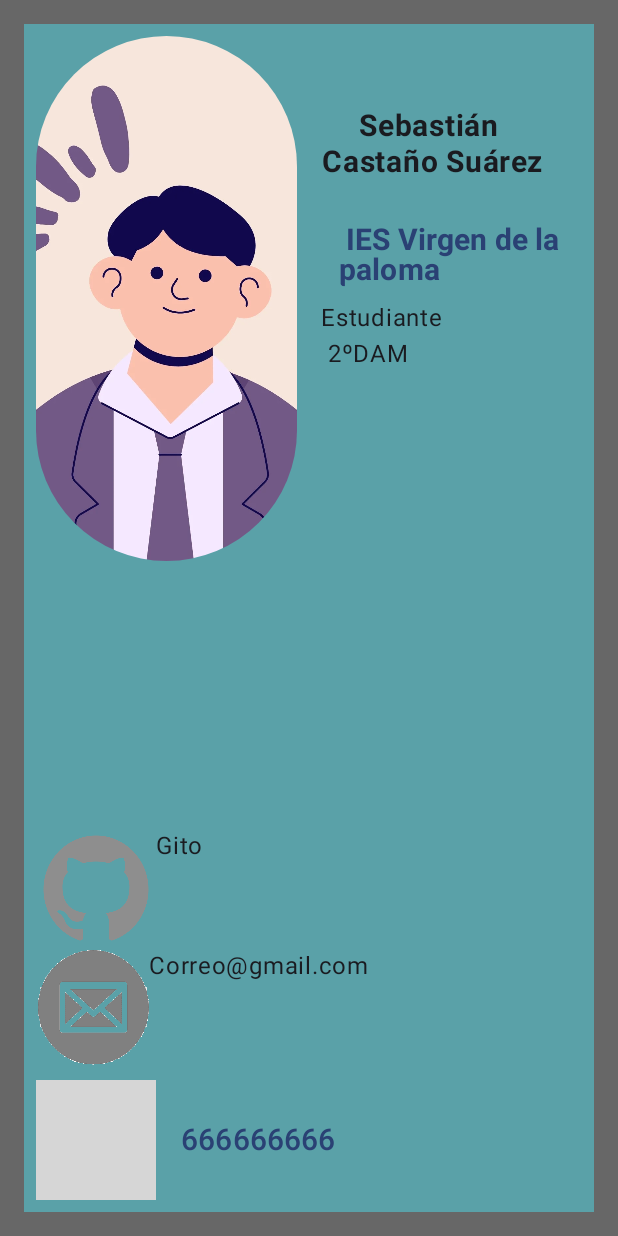
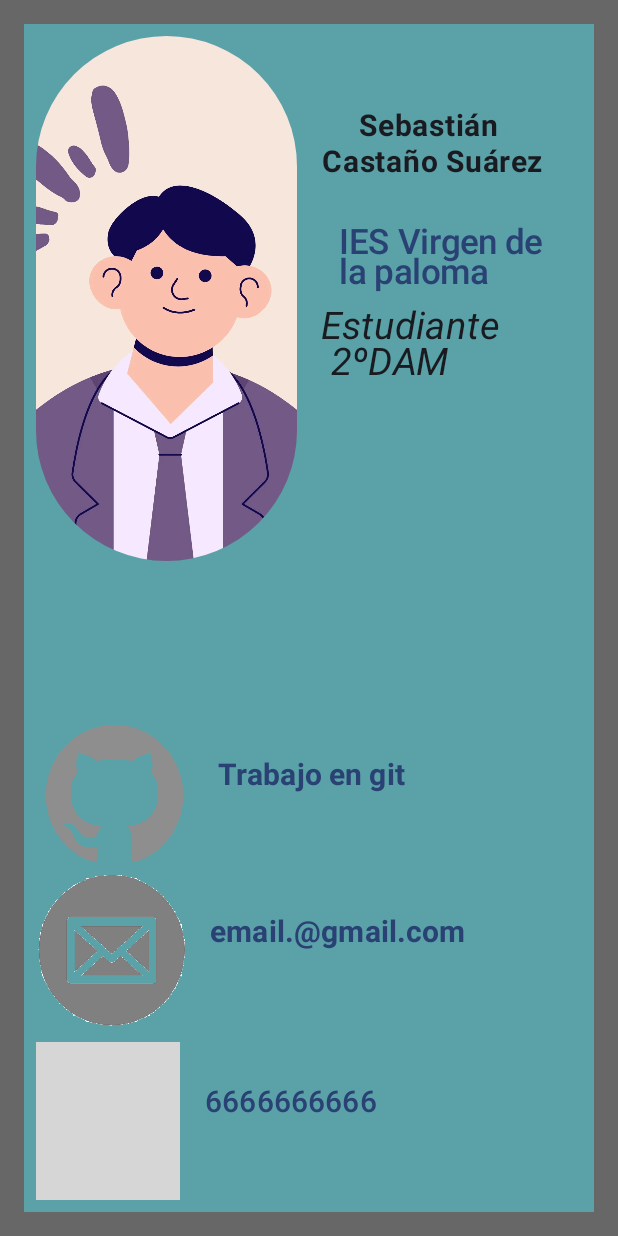
Before and after one commit to SebastianCastanoSuarez1/TarjetaPresentacion, an Android app built with Jetpack Compose: the screen it shows after launch (MainActivity), on a phone screen of 412 x 824 dp. Run offline under Robolectric (Android 15) with nearby library versions, the phone set to English and light mode, and no system bars; grey boxes are pictures that could not be loaded.

Commit message:
links, horizontal y algo mas

```diff
--- a/app/src/main/java/com/example/tarjetapresentacion/MainActivity.kt
+++ b/app/src/main/java/com/example/tarjetapresentacion/MainActivity.kt
@@ -27,6 +27,7 @@ import androidx.compose.ui.graphics.Color
 import androidx.compose.ui.layout.ContentScale
 import androidx.compose.ui.platform.LocalContext
 import androidx.compose.ui.res.painterResource
+import androidx.compose.ui.text.font.FontStyle
 import androidx.compose.ui.text.font.FontWeight
 import androidx.compose.ui.text.style.TextAlign
 import androidx.compose.ui.tooling.preview.Preview
@@ -44,7 +45,7 @@ class MainActivity : ComponentActivity() {
                 Surface(
                     modifier = Modifier.fillMaxSize(), color = MaterialTheme.colorScheme.background
                 ) {
-                    TarjetaVertical("Android")
+                    Pantalla()
                 }
             }
         }
@@ -55,17 +56,29 @@ class MainActivity : ComponentActivity() {
 @Composable
 fun GreetingPreview() {
     TarjetaPresentacionTheme {
-        TarjetaVertical("Android")
+        Pantalla()
     }
 }
 
 @Composable
 fun Pantalla() {
     BoxWithConstraints {
-        if (maxWidth > 500.dp) {
-            TarjetaVertical(name = "arroz")
+        if (maxWidth < 500.dp) {
+            TarjetaVertical(
+                "\n\nSebastián \nCastaño Suárez",
+                "IES Virgen de la paloma",
+                "Estudiante \n 2ºDAM",
+                "Trabajo en git",
+                "6666666666"
+            )
         } else {
-
+            TarjetaHorizontal(
+                "Sebastián \nCastaño Suárez",
+                "IES Virgen de la paloma",
+                "Estudiante \n\n 2ºDAM",
+                "Trabajo en git",
+                "+346666666666"
+            )
         }
     }
 
@@ -73,7 +86,105 @@ fun Pantalla() {
 
 
 @Composable
-fun TarjetaVertical(name: String, modifier: Modifier = Modifier) {
+fun TarjetaVertical(
+    name: String,
+    centro: String,
+    estudiante: String,
+    git: String,
+    numero: String,
+    modifier: Modifier = Modifier
+) {
+    Column(
+        modifier = modifier
+            .fillMaxSize()
+            .background(Color(103, 103, 103))
+            .padding(16.dp)
+    ) {
+        Row(
+            Modifier
+                .weight(2f)
+                .fillMaxSize()
+                .background(Color(90, 161, 168))
+        ) {
+            Column(
+                Modifier
+                    .weight(1f)
+                    .padding(8.dp)
+            ) {
+                FotoPerfil()
+            }
+            Column(
+                modifier = Modifier
+                    .weight(1f)
+                    .fillMaxSize()
+                    .padding(8.dp),
+            ) {
+
+                Text(
+                    text = name,
+                    modifier = Modifier,
+                    fontWeight = FontWeight.Bold,
+                    textAlign = TextAlign.Center,
+                    fontSize = 20.sp
+
+
+                )
+                BotonCentroVertical(centro)
+                Text(
+                    text = estudiante, modifier = Modifier
+                        .fillMaxSize()
+                        .weight(1f),
+                    fontSize = 25.sp,
+                    textAlign = TextAlign.Start,
+                    fontStyle = FontStyle.Italic
+                )
+            }
+        }
+        Column(
+            Modifier
+                .fillMaxSize()
+                .weight(1.5f)
+                .background(Color(90, 161, 168))
+                .padding(8.dp)
+        ) {
+            Row(
+                Modifier
+                    .weight(1f)
+                    .fillMaxSize()
+            ) {
+                IconoGit()
+                BotonGit(git)
+            }
+            Row(
+                Modifier
+                    .weight(1f)
+                    .fillMaxSize()
+            ) {
+                IconoCorreo()
+                BotonCorreo("sebastian.castano2@educa.madrid.org")
+            }
+            Spacer(modifier = Modifier.height(8.dp))
+            Row(
+                Modifier
+                    .weight(1f)
+                    .fillMaxSize()
+            ) {
+                IconoNumero()
+                BotonNumero(numero)
+            }
+        }
+    }
+}
+
+@Composable
+fun TarjetaHorizontal(
+    name: String,
+    centro: String,
+    estudiante: String,
+    git: String,
+    numero: String,
+    modifier: Modifier = Modifier
+) {
     Column(
         modifier = modifier
             .fillMaxSize()
@@ -90,51 +201,21 @@ fun TarjetaVertical(name: String, modifier: Modifier = Modifier) {
                 Modifier
                     .weight(1f)
                     .fillMaxSize()
-                    .padding(8.dp)
+            ) {
+                Column(
+                    Modifier
+                        .weight(2f)
+                        .fillMaxSize()
                 ) {
                     FotoPerfil()
                 }
-            Column(
-                modifier = Modifier
-                    .weight(1f)
-                    .fillMaxSize()
-                    .padding(8.dp),
-            ) {
-
-                Text(
-                    text = "\n\nSebastián \nCastaño Suárez",
-                    modifier = Modifier,
-                    fontWeight = FontWeight.Bold,
-                    textAlign = TextAlign.Center,
-                    fontSize = 20.sp
-                )
-                BotonCentro("IES Virgen de la paloma")
-
-                //      Text(
-                //        text = "Ies Virgen de la Paloma\nEstudiante 2 DAM",
-                //      modifier = Modifier.weight(2f)
-                Text(
-                    text = "Estudiante \n 2ºDAM", modifier = Modifier.fillMaxSize(),
-                    textAlign = TextAlign.Left,
-                )
-            }
-        }
-        Column(
-            Modifier
-                .fillMaxSize()
-                .weight(1f)
-                .background(Color(90, 161, 168))
-                .padding(8.dp)
-        ) {
                 Row(
                     Modifier
                         .weight(1f)
                         .fillMaxSize()
                 ) {
                     IconoGit()
-                Text(
-                    text = "Gito", modifier = Modifier.fillMaxSize()
-                )
+                    BotonGit(git)
                 }
                 Row(
                     Modifier
@@ -142,27 +223,49 @@ fun TarjetaVertical(name: String, modifier: Modifier = Modifier) {
                         .fillMaxSize()
                 ) {
                     IconoCorreo()
-                Text(
-                    text = "Correo@gmail.com", modifier = Modifier.fillMaxSize()
-                )
+                    BotonCorreo("sebastian.castano2@educa.madrid.org")
                 }
-            Spacer(modifier = Modifier.height(8.dp))
                 Row(
                     Modifier
                         .weight(1f)
                         .fillMaxSize()
                 ) {
                     IconoNumero()
-                BotonNumero("666666666")
+                    BotonNumero(numero)
                 }
+            }
+            Column(
+                modifier = Modifier
+                    .weight(1f)
+                    .fillMaxSize()
+                    .background(Color(90, 161, 168))
+                    .padding(8.dp),
+            ) {
 
+                Text(
+                    text = name,
+                    modifier = Modifier.fillMaxSize().weight(1f),
+                    fontWeight = FontWeight.Bold,
+                    textAlign = TextAlign.Start,
+                    fontSize = 30.sp
+
+
+                )
+                BotonCentroHorizontal(centro)
+                Text(
+                    text = estudiante, modifier = Modifier
+                        .fillMaxSize()
+                        .weight(2f),
+                    fontSize = 30.sp,
+                    textAlign = TextAlign.Start, fontStyle = FontStyle.Italic
+                )
+            }
         }
     }
 }
 
-
 @Composable
-fun BotonNumero(numero: String, modifier: Modifier = Modifier) {
+fun BotonNumero(numero: String) {
     val localContext = LocalContext.current
     TextButton(onClick = {
         val textPhone = "tel: $numero"
@@ -175,7 +278,7 @@ fun BotonNumero(numero: String, modifier: Modifier = Modifier) {
 }
 
 @Composable
-fun BotonCentro(centro: String) {
+fun BotonCentroVertical(centro: String, modifier: Modifier=Modifier, ) {
     val localContext = LocalContext.current
     val url = "https://www.palomafp.org/"
     TextButton(onClick = {
@@ -185,17 +288,17 @@ fun BotonCentro(centro: String) {
         startActivity(localContext, intento, null)
     }) {
         Text(
-            text = "\n $centro",
+            text = "\n$centro",
             modifier = Modifier
                 .weight(1f),
-            fontSize = 20.sp,
-            fontWeight = FontWeight.Bold,
-            textAlign = TextAlign.Left
+            fontSize = 23.sp,
+            textAlign = TextAlign.Start
+
         )
     }
 }
 @Composable
-fun BotonGit(centro: String) {
+fun BotonCentroHorizontal(centro: String,modifier: Modifier=Modifier, ) {
     val localContext = LocalContext.current
     val url = "https://www.palomafp.org/"
     TextButton(onClick = {
@@ -205,8 +308,32 @@ fun BotonGit(centro: String) {
         startActivity(localContext, intento, null)
     }) {
         Text(
-            text = "\n $centro",
+            text = "\n$centro",
             modifier = Modifier
+                .weight(1f),
+            fontSize = 30.sp,
+            textAlign = TextAlign.Start
+
+        )
+    }
+}
+
+
+
+@Composable
+fun BotonGit(git: String) {
+    val localContext = LocalContext.current
+    val url = "https://github.com/SebastianCastanoSuarez1/TarjetaPresentacion"
+    TextButton(onClick = {
+        val intento = Intent()
+        intento.data = Uri.parse(url)
+        intento.action = Intent.ACTION_VIEW
+        startActivity(localContext, intento, null)
+    }) {
+        Text(
+            text = "\n $git",
+            modifier = Modifier
+                .fillMaxSize()
                 .weight(1f),
             fontSize = 20.sp,
             fontWeight = FontWeight.Bold,
@@ -216,7 +343,30 @@ fun BotonGit(centro: String) {
 }
 
 @Composable
-fun FotoPerfil(modifier: Modifier = Modifier) {
+fun BotonCorreo(mail:String) {
+    val email: String = "email.@gmail.com"
+    val localContext = LocalContext.current
+    TextButton(onClick = {
+        val intentMail = Intent(Intent.ACTION_SEND, Uri.parse(email))
+        intentMail.type = "plain/text"
+        intentMail.putExtra(Intent.EXTRA_SUBJECT, "titulo del mail")
+        intentMail.putExtra(Intent.EXTRA_EMAIL, arrayOf(mail))
+        startActivity(localContext, intentMail, null)
+    }) {
+        Text(
+            text = "\n $email",
+            modifier = Modifier
+                .fillMaxSize()
+                .weight(1f),
+            fontSize = 20.sp,
+            fontWeight = FontWeight.Bold,
+            textAlign = TextAlign.Left
+        )
+    }
+}
+
+@Composable
+fun FotoPerfil() {
     val image = painterResource(R.drawable.foto_perfil)
     Image(
         painter = image,
```
Lines whose indentation alone changed are shown as unchanged.
